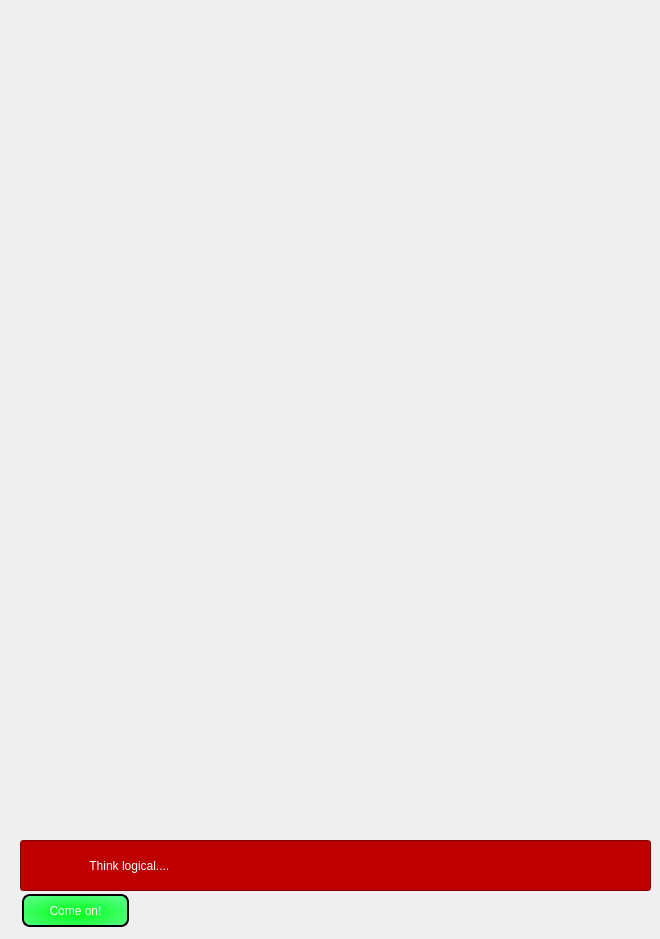
Above: egg4.ui from fayezbk/Person before the change. Below: the same form after it.
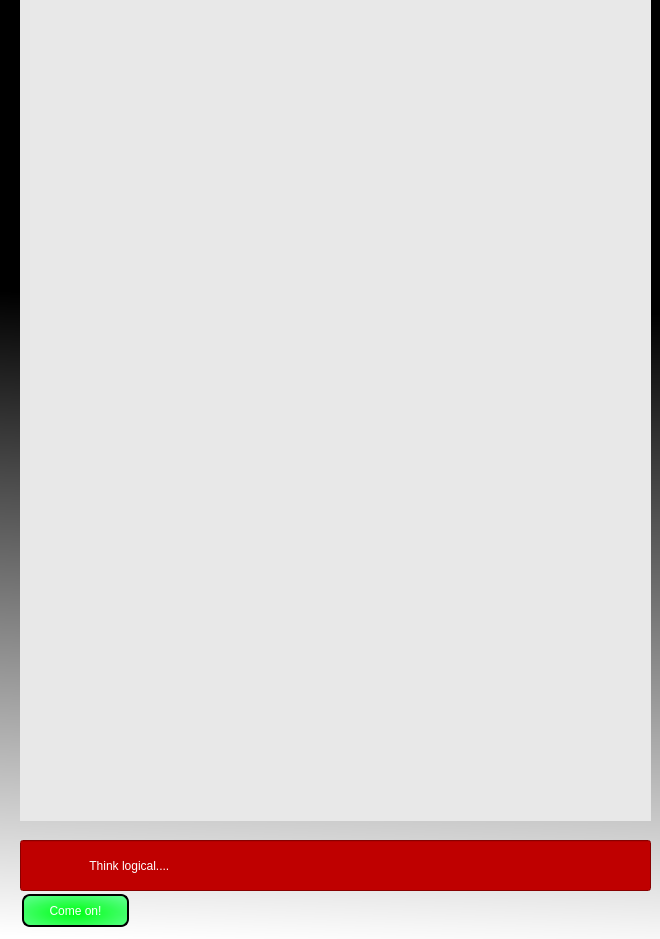
That is the form after the change.

Patch:
```diff
--- a/egg4.ui
+++ b/egg4.ui
@@ -13,6 +13,9 @@
   <property name="windowTitle">
    <string>Dialog</string>
   </property>
+  <property name="styleSheet">
+   <string notr="true">background-color: qlineargradient(spread:pad, x1:0.147727, y1:0.313, x2:0.131, y2:1, stop:0 rgba(0, 0, 0, 255), stop:1 rgba(255, 255, 255, 255));</string>
+  </property>
   <widget class="QLineEdit" name="lineEdit">
    <property name="geometry">
     <rect>
@@ -40,6 +43,9 @@
      <height>821</height>
     </rect>
    </property>
+   <property name="styleSheet">
+    <string notr="true">background-color: rgb(232, 232, 232);</string>
+   </property>
    <property name="text">
     <string/>
    </property>
```
